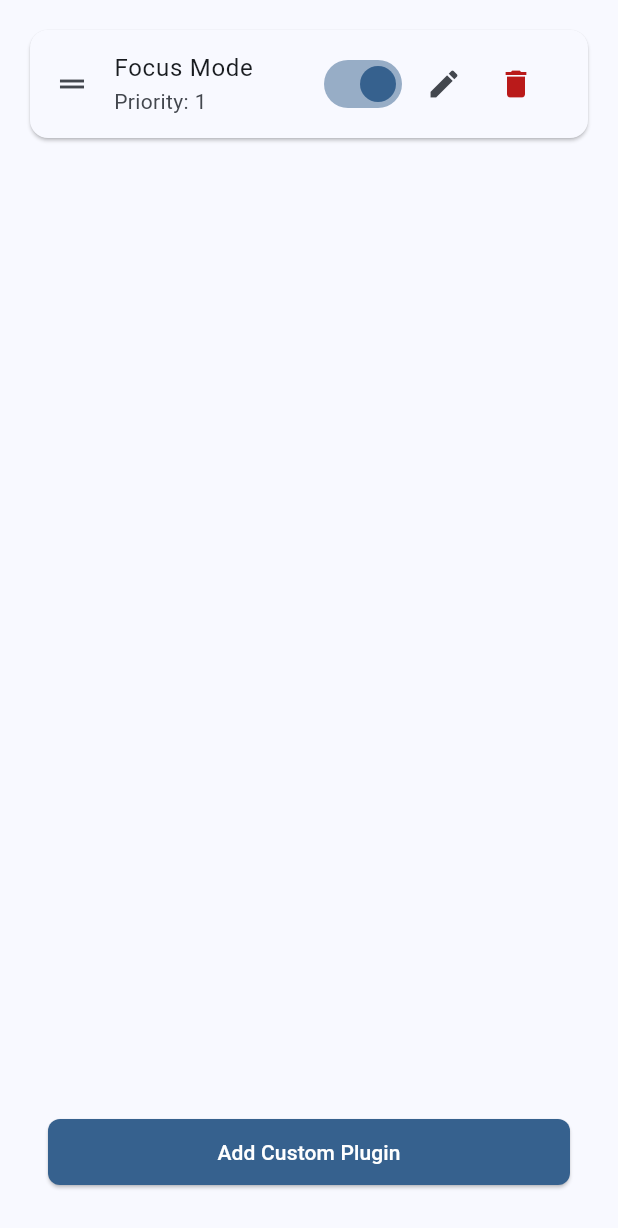
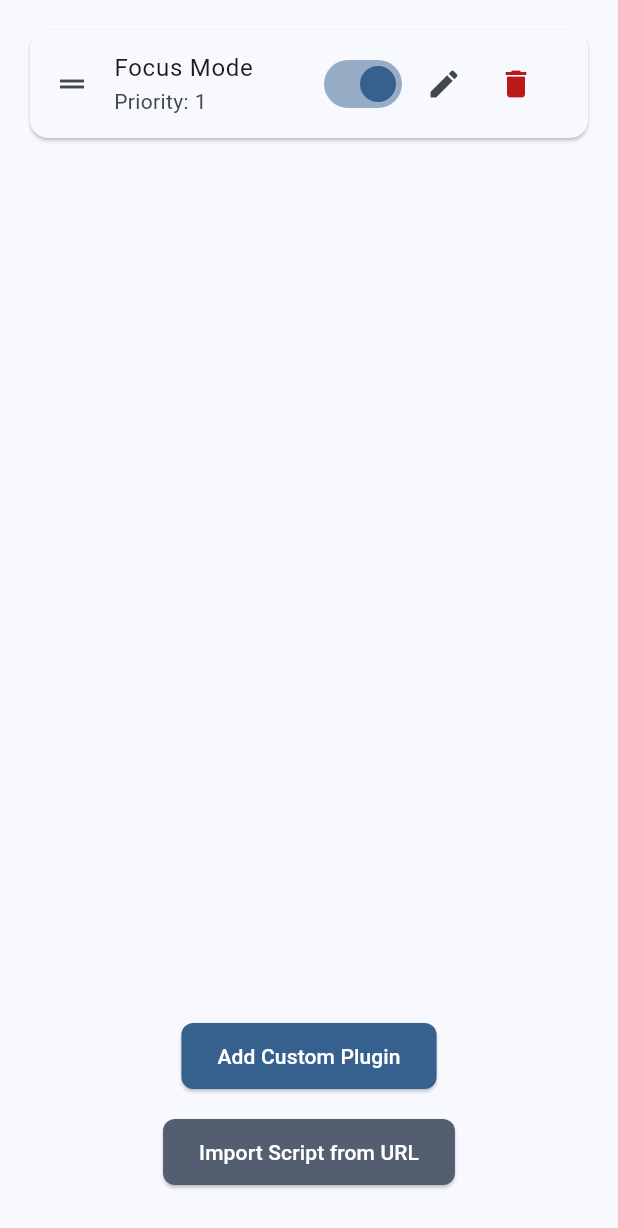
Before and after one commit to Luiz-eduardp/akashic_records, a Flutter app: the CustomPluginTab widget shown alone on an empty page, opened directly, on a phone screen of 412 x 824 dp. Shown: the top 1228 px of the screen. Run offline on Flutter 3.47's test engine with Material 3 defaults, Android fonts, the phone set to English and light mode, and no system bars; our stand-ins replace cached_network_image, cookie_jar, flutter_advanced_drawer, flutter_html, flutter_markdown, google_fonts and 5 more; missing offline and left inert: flutter_code_editor, highlight; accounts and stored records are empty; network calls fail.

Commit message:
feat(reader): Add script import option
- Added button to import scripts from URL.
- Improved UI for adding custom plugins.
- Updated button styles for consistency.
- Added ScriptSelectorScreen for URL import.
- Updated PluginEditorScreen constructor.

```diff
--- a/lib/screens/reader/settings/tabs/custom_plugin_tab.dart
+++ b/lib/screens/reader/settings/tabs/custom_plugin_tab.dart
@@ -1,4 +1,5 @@
 import 'package:akashic_records/i18n/i18n.dart';
+import 'package:akashic_records/screens/reader/scriptSelector/script_selector.dart';
 import 'package:akashic_records/state/app_state.dart';
 import 'package:flutter/material.dart';
 import 'package:provider/provider.dart';
@@ -134,7 +135,9 @@ class _CustomPluginTabState extends State<CustomPluginTab> {
             padding: const EdgeInsets.all(16.0),
             child: SizedBox(
               width: double.infinity,
-              child: ElevatedButton(
+              child: Column(
+                children: [
+                  ElevatedButton(
                     onPressed: () {
                       Navigator.push(
                         context,
@@ -155,6 +158,31 @@ class _CustomPluginTabState extends State<CustomPluginTab> {
                       ),
                     ),
                     child: Text('Adicionar Plugin Customizado'.translate),
+                  ),
+                  const SizedBox(height: 16),
+                  ElevatedButton(
+                    onPressed: () {
+                      Navigator.push(
+                        context,
+                        MaterialPageRoute(
+                          builder: (context) => ScriptSelectorScreen(),
+                        ),
+                      );
+                    },
+                    style: ElevatedButton.styleFrom(
+                      backgroundColor: theme.colorScheme.secondary,
+                      foregroundColor: theme.colorScheme.onSecondary,
+                      padding: const EdgeInsets.symmetric(
+                        horizontal: 24,
+                        vertical: 12,
+                      ),
+                      shape: RoundedRectangleBorder(
+                        borderRadius: BorderRadius.circular(8.0),
+                      ),
+                    ),
+                    child: Text('Importar Script da URL'.translate),
+                  ),
+                ],
               ),
             ),
           ),
@@ -211,7 +239,7 @@ class PluginEditorScreen extends StatefulWidget {
   final CustomPlugin? plugin;
   final int? index;
 
-  const PluginEditorScreen({super.key, this.plugin, this.index});
+  const PluginEditorScreen({Key? key, this.plugin, this.index});
 
   @override
   _PluginEditorScreenState createState() => _PluginEditorScreenState();
```
Lines whose indentation alone changed are shown as unchanged.
